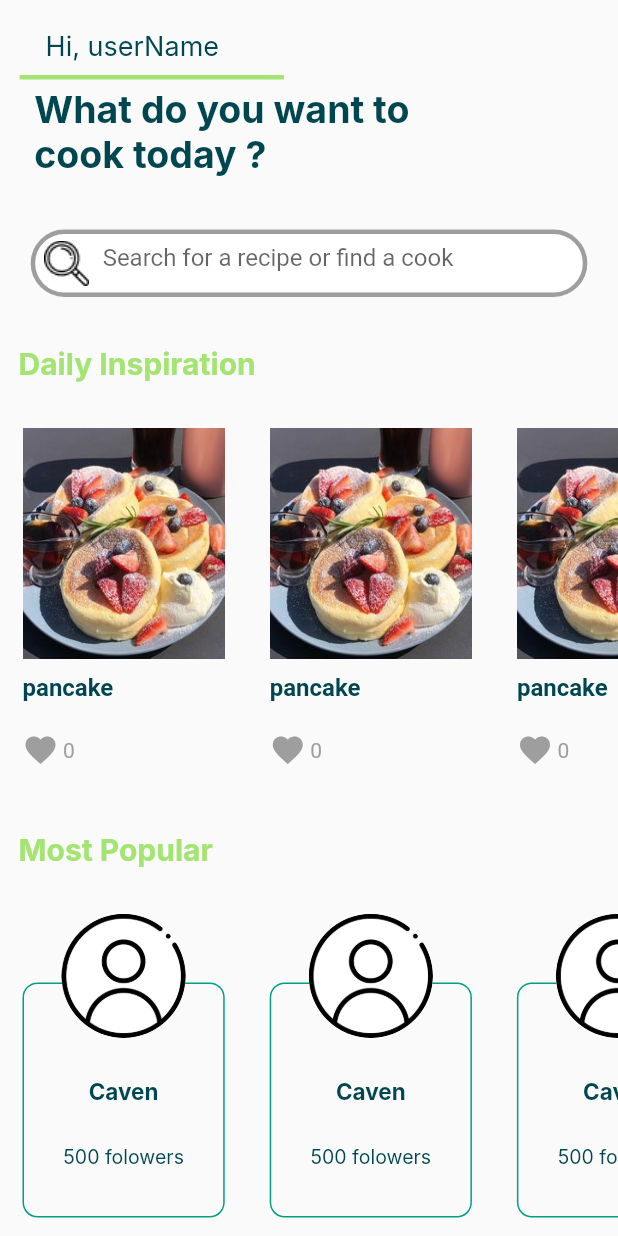
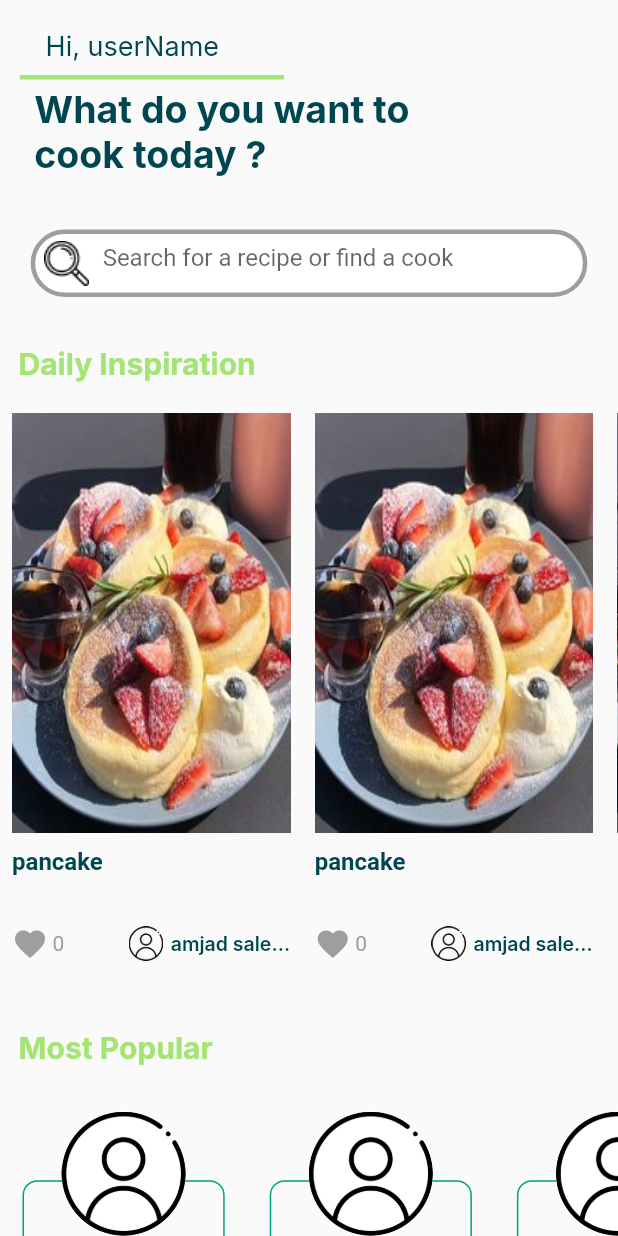
Before and after one commit to Muhammad-Alaqeel/Forked, a Flutter app: the Home screen opened directly, on a phone screen of 412 x 824 dp. Run offline on Flutter 3.47's test engine with Material 2 defaults, Android fonts, the light colour scheme and no system bars; drawn by our look-alikes of like_button; our stand-ins replace dotted_border, get; Roboto replaces fonts that are missing (Inter).

Commit message:
before picker comp

```diff
--- a/forked/lib/Components/SmallCardRecipeCard.dart
+++ b/forked/lib/Components/SmallCardRecipeCard.dart
@@ -37,12 +37,6 @@ class SmallCardRecipeCard extends StatelessWidget {
         Expanded(
           flex: 1,
           child: Container(
-            margin: EdgeInsets.symmetric(vertical: 10, horizontal: 15),
-            child: InkWell(
-              onTap: funct,
-              child: Container(
-                height: heightVar,
-                width: WidthVar,
             // color: Colors.lightGreen,
             child: Column(
               crossAxisAlignment: CrossAxisAlignment.start,
@@ -51,6 +45,8 @@ class SmallCardRecipeCard extends StatelessWidget {
                 // Expanded(child: Container()),
                 Expanded(
                   flex: 6,
+                  child: InkWell(
+                    onTap: funct,
                     child: FractionallySizedBox(
                       widthFactor: 1,
                       child: Container(
@@ -60,6 +56,7 @@ class SmallCardRecipeCard extends StatelessWidget {
                         child: FittedBox(
                           child: Image.asset(recipeImage!),
                           fit: BoxFit.fill,
+                        ),
                       ),
                     ),
                   ),
@@ -119,9 +116,17 @@ class SmallCardRecipeCard extends StatelessWidget {
                                 SizedBox(
                                   width: 5,
                                 ),
-                                    Text(
+                                Container(
+                                  height: 50,
+                                  width: 80,
+                                  child: Center(
+                                    child: Text(
+
                                       userName,
                                       style: h4,
+                                      overflow: TextOverflow.ellipsis,
+                                    ),
+                                  ),
                                 )
                               ],
                             ),
@@ -131,8 +136,6 @@ class SmallCardRecipeCard extends StatelessWidget {
               ],
             ),
           ),
-            ), //
-          ),
         ),
       ],
     );
--- a/forked/lib/Constants/styles.dart
+++ b/forked/lib/Constants/styles.dart
@@ -33,6 +33,8 @@ TextStyle h3 = TextStyle(
     fontWeight: FontWeight.w400);
 
 TextStyle h4 = TextStyle(
+
+  overflow:TextOverflow.clip ,
     color: darkGreen,
     fontSize: 13,
     fontFamily: "Inter",
--- a/forked/lib/Controllers/ListsOfHomeController.dart
+++ b/forked/lib/Controllers/ListsOfHomeController.dart
@@ -23,13 +23,23 @@ class ListsOfHomeController extends GetxController {
   }
 
   addInDaliyInspirationList() {
-    daliyInspirationList.add(Container(
-      height: Get.height * .3,
-      width: Get.width * .4,
-      child: SmallCardRecipeCard(
-        recipeName: "pancake",
-        recipeImage: "images/6.jpg",
-        funct: () {},
+    daliyInspirationList.add(Padding(
+      padding: const EdgeInsets.symmetric(horizontal: 8),
+      child: ConstrainedBox(
+      constraints: BoxConstraints(
+        minWidth: Get.width*.45,
+        minHeight: Get.height*.45,
+        maxHeight: Get.height*.46,
+       maxWidth: Get.width*.451,
+
+      ),
+        child: SmallCardRecipeCard(
+          recipeName: "pancake",
+          recipeImage: "images/6.jpg",
+          userName:
+              "amjad saleh aldubayan amjad saleh aldubayan amjad saleh aldubayan",
+          funct: () {},
+        ),
       ),
     ));
   }
--- a/forked/lib/Views/Following.dart
+++ b/forked/lib/Views/Following.dart
@@ -16,7 +16,7 @@ class Following extends StatelessWidget {
           width: Get.width,
           child: SmallCardRecipeCard(
             recipeName: "pancake",
-            userName: "",
+            userName: "muhammed alaqeel",
             funct: () {},
 
           ),
--- a/forked/lib/Views/ViewRecipe.dart
+++ b/forked/lib/Views/ViewRecipe.dart
@@ -104,8 +104,6 @@ class ViewRecipe extends StatelessWidget {
                               time: "50",
                             )),
 
-                        //test:
-
                       ],
                     ),
                   ),
--- a/forked/lib/main.dart
+++ b/forked/lib/main.dart
@@ -1,6 +1,9 @@
 import 'package:flutter/material.dart';
 import 'package:forked/Views/CreateRecipe.dart';
+import 'package:forked/Views/Following.dart';
+import 'package:forked/Views/Home.dart';
 import 'package:forked/Views/ViewRecipe.dart';
+import 'package:forked/Views/test.dart';
 
 
 import 'package:get/get.dart';
@@ -21,7 +24,7 @@ class MyApp extends StatelessWidget {
       // getPages: appRoutes,
 
 
-      home: ViewRecipe(),
+    home: Home(),
 
 //  home: createRecipe(
 
```
Also changed, not shown: forked/lib/Components/preparations_details.dart (+4 -13 lines), forked/lib/Views/test.dart (+7 -7 lines). Lines whose indentation alone changed are shown as unchanged.
